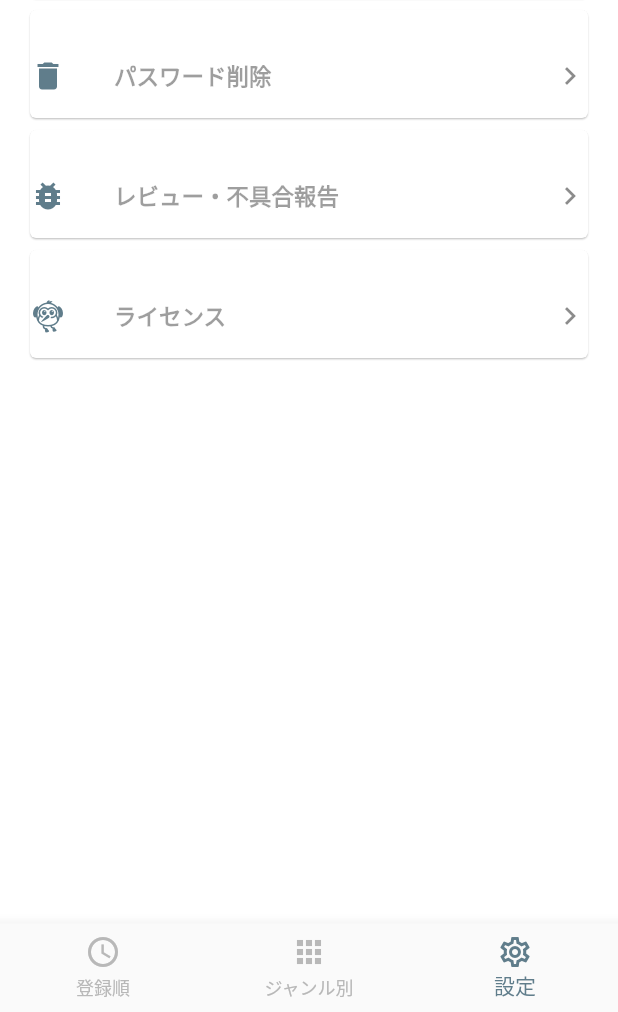
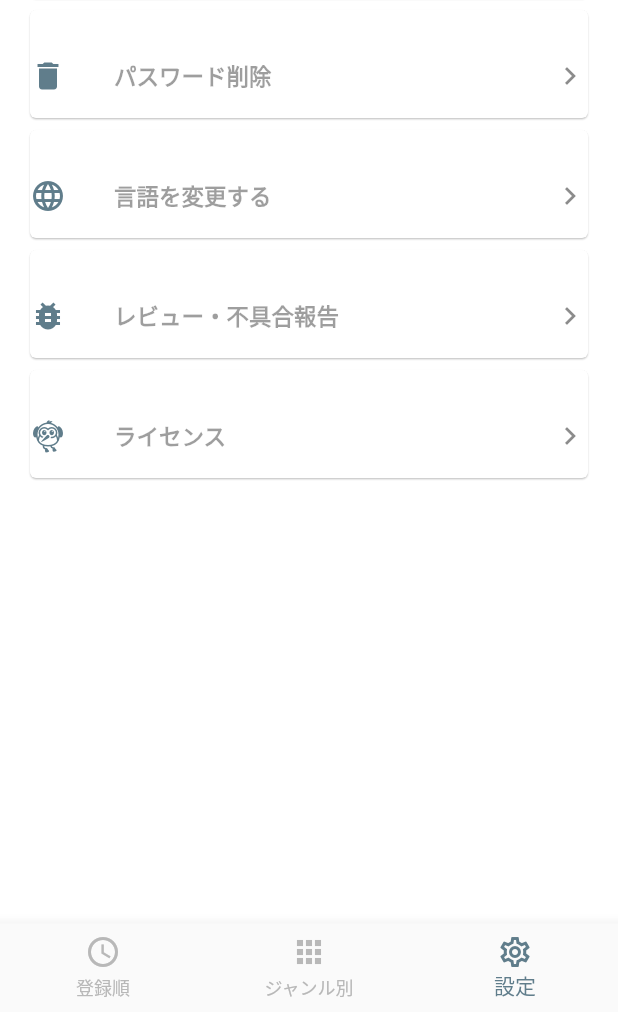
Before and after one commit to kolbe-ryo/password_app_2, a Flutter app: the LifeCycleDetectionPage widget shown alone on an empty page, opened directly, item 3 of the bottom bar chosen, on a phone screen of 412 x 824 dp, the part 224-1236 px from its top. Run offline on Flutter 3.47's test engine with Material 2 defaults, Android fonts, the phone set to English and light mode, and no system bars; our stand-ins replace flutter_riverpod, flutter_secure_storage, fluttertoast, freezed_annotation, local_auth; missing offline and left inert: passcode_screen; accounts and stored records are empty.

Commit message:
init settings for language

```diff
--- a/lib/view/life_cycle_detection_page.dart
+++ b/lib/view/life_cycle_detection_page.dart
@@ -13,7 +13,7 @@ class LifeCycleDetectionPage extends StatefulWidget {
 }
 
 class _LifeCycleDetectionPageState extends State<LifeCycleDetectionPage> with WidgetsBindingObserver {
-  final WidgetsBinding _widgetsBinding = WidgetsBinding.instance;
+  final WidgetsBinding _widgetsBinding = WidgetsBinding.instance!;
 
   @override
   void initState() {
--- a/lib/view/settings_page.dart
+++ b/lib/view/settings_page.dart
@@ -3,13 +3,13 @@ import 'package:flutter/material.dart';
 
 // Package imports:
 import 'package:flutter_riverpod/flutter_riverpod.dart';
-import 'package:password_app_2/view/component/atom/logo_image.dart';
 
 // Project imports:
-import 'package:password_app_2/view/component/molecules/app_delete_dialog.dart';
-import 'package:password_app_2/view/component/molecules/setting_tile.dart';
-import 'package:password_app_2/view/component/settings_page/change_passcord_page.dart';
-import 'package:password_app_2/view_model/settings_page_view_model.dart';
+import 'component/atom/logo_image.dart';
+import 'component/molecules/app_delete_dialog.dart';
+import 'component/molecules/setting_tile.dart';
+import 'component/settings_page/change_passcord_page.dart';
+import '../view_model/settings_page_view_model.dart';
 
 final settingsProvider = Provider(((ref) => SettingsPageViewModel()));
 
@@ -44,6 +44,11 @@ class SettingsPage extends ConsumerWidget {
           },
         ),
         SettingTile(
+          title: '言語を変更する',
+          icon: Icons.language,
+          onTap: () => {},
+        ),
+        SettingTile(
           title: 'レビュー・不具合報告',
           icon: Icons.bug_report,
           onTap: () => {},
--- a/pubspec.yaml
+++ b/pubspec.yaml
@@ -24,6 +24,10 @@ dependencies:
   local_auth: ^2.1.0
   passcode_screen: ^2.0.1
 
+  flutter_localizations:
+    sdk: flutter
+  intl: "^0.17.0"
+
 dev_dependencies:
   build_runner: ^2.1.11
 
@@ -36,6 +40,7 @@ dev_dependencies:
 
 flutter:
   uses-material-design: true
+  generate: true
 
   assets:
     - assets/images/
```
Also changed, not shown: lib/main.dart (+10 -0 lines), pubspec.lock, 1 other file.
